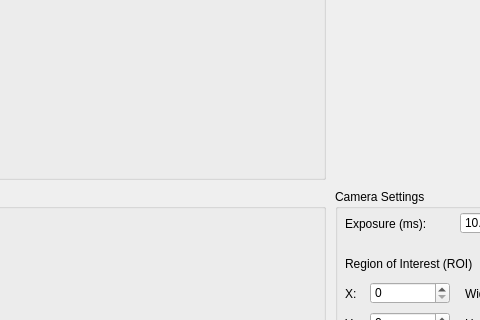
fossil-fishhhooks/kerr-imaging, file main-des.ui: the form before one commit; both pictures show x 345 to 825 and y 261 to 581 of the 950 by 1029 pixel window.
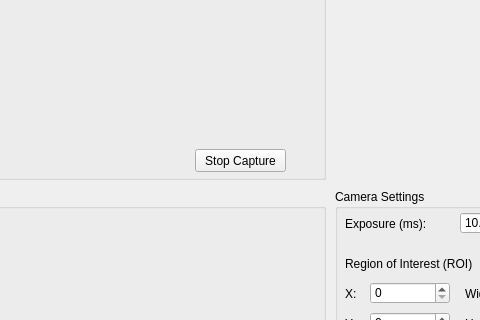
The form after the commit.

Patch:
```diff
--- a/main-des.ui
+++ b/main-des.ui
@@ -54,6 +54,19 @@
          <set>Qt::AlignCenter</set>
         </property>
        </widget>
+        <widget class="QPushButton" name="capture_button">
+         <property name="geometry">
+          <rect>
+           <x>530</x>
+           <y>400</y>
+           <width>91</width>
+           <height>23</height>
+          </rect>
+         </property>
+         <property name="text">
+          <string>Stop Capture</string>
+         </property>
+        </widget>
       </widget>
      </item>
     </layout>
```
Lines whose indentation alone changed are shown as unchanged.
